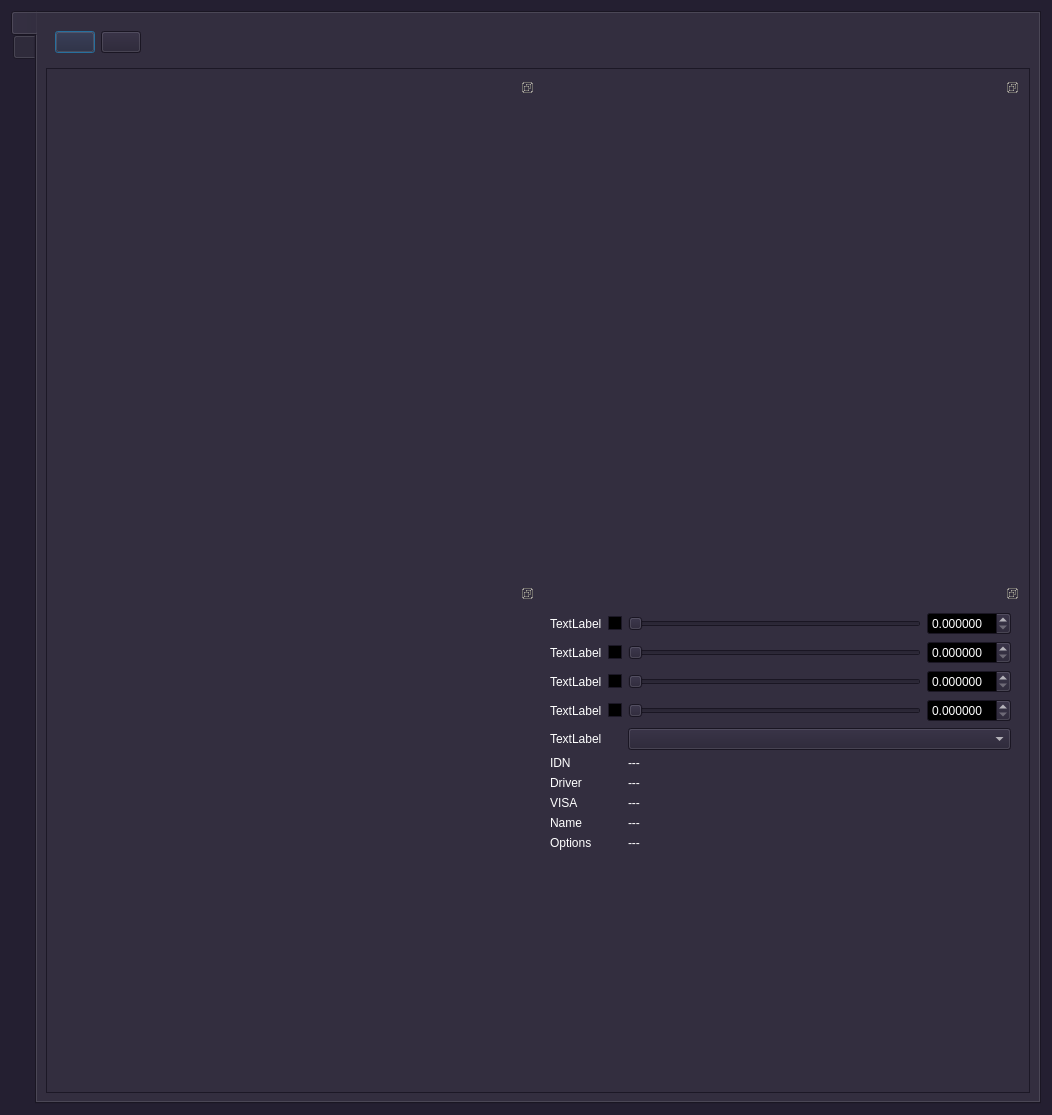
Before: the Qt Designer form app/ui/dashboard.ui in widev3/wide3, drawn with Qt 5.
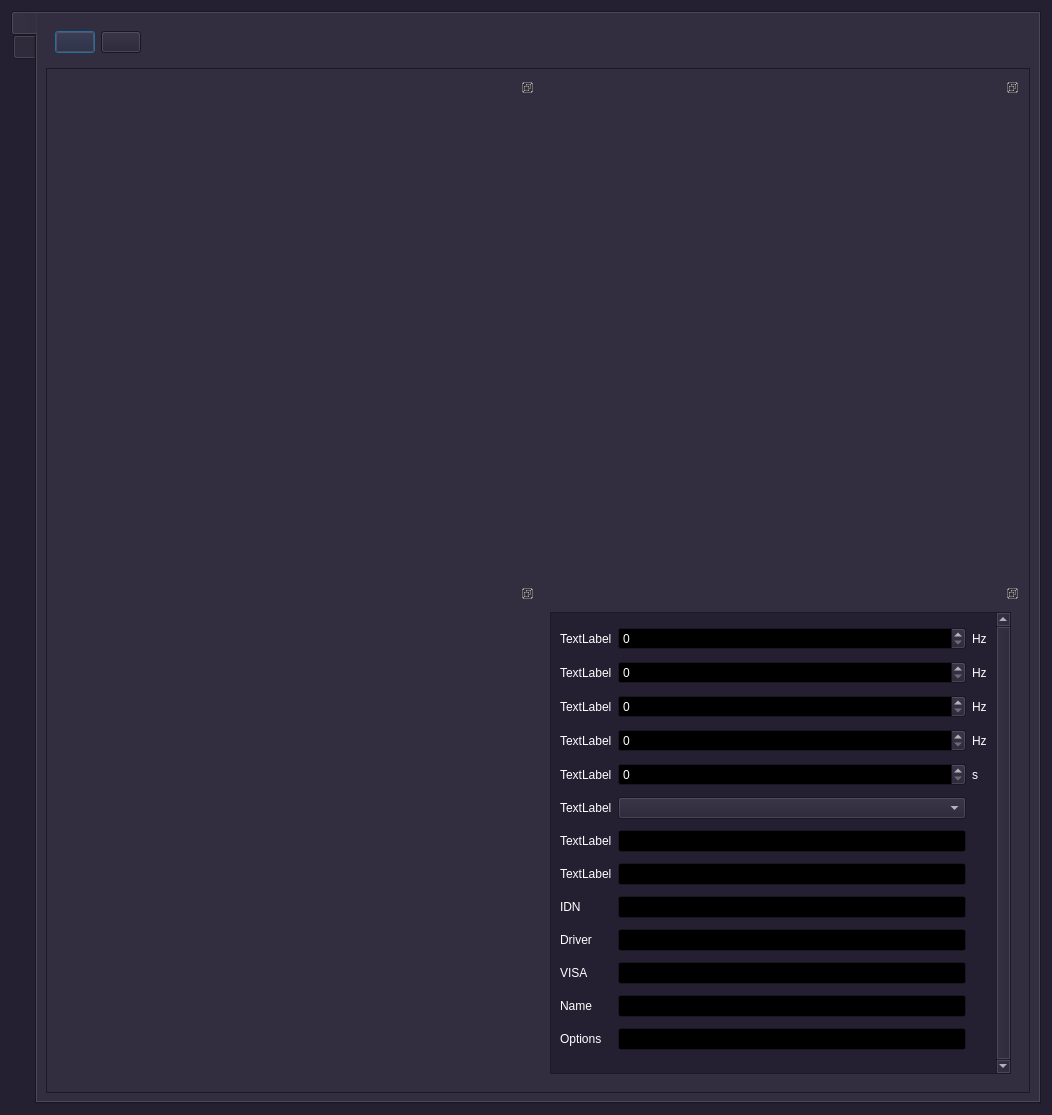
After: the same form once the commit is applied. The open tabs and pages were chosen to show the change.

Commit message: fix instr tab. start record and live

```diff
--- a/app/ui/dashboard.ui
+++ b/app/ui/dashboard.ui
@@ -591,216 +591,262 @@
             </widget>
            </widget>
           </item>
-          <item row="1" column="1" alignment="Qt::AlignmentFlag::AlignTop">
+          <item row="1" column="1">
            <widget class="QDockWidget" name="dockWidgetInstr">
             <property name="features">
              <set>QDockWidget::DockWidgetFeature::DockWidgetFloatable|QDockWidget::DockWidgetFeature::DockWidgetMovable</set>
             </property>
             <widget class="QWidget" name="dockWidgetContentsInstr">
              <layout class="QGridLayout" name="gridLayout_11">
-              <item row="3" column="1">
-               <widget class="QLabel" name="labelMin">
-                <property name="text">
-                 <string>TextLabel</string>
+              <item row="1" column="2">
+               <widget class="QScrollArea" name="scrollArea">
+                <property name="verticalScrollBarPolicy">
+                 <enum>Qt::ScrollBarPolicy::ScrollBarAlwaysOn</enum>
                 </property>
-               </widget>
-              </item>
-              <item row="2" column="1">
-               <widget class="QLabel" name="labelSpan">
+                <property name="widgetResizable">
+                 <bool>true</bool>
+                </property>
+                <widget class="QWidget" name="scrollAreaWidgetContents">
+                 <property name="geometry">
+                  <rect>
+                   <x>0</x>
+                   <y>0</y>
+                   <width>445</width>
+                   <height>459</height>
+                  </rect>
+                 </property>
+                 <layout class="QGridLayout" name="gridLayout_14">
+                  <item row="1" column="1">
+                   <widget class="QDoubleSpinBox" name="doubleSpinBoxSpan">
+                    <property name="decimals">
+                     <number>0</number>
+                    </property>
+                    <property name="maximum">
+                     <double>3000000000.000000000000000</double>
+                    </property>
+                   </widget>
+                  </item>
+                  <item row="6" column="0">
+                   <widget class="QLabel" name="labelStartTime">
                 <property name="text">
                  <string>TextLabel</string>
                 </property>
                </widget>
               </item>
-              <item row="0" column="5">
+                  <item row="0" column="1">
                <widget class="QDoubleSpinBox" name="doubleSpinBoxCenter">
                 <property name="decimals">
-                 <number>6</number>
-                </property>
-               </widget>
-              </item>
-              <item row="5" column="1">
-               <widget class="QLabel" name="labelOffsetsInstr">
+                     <number>0</number>
+                    </property>
+                    <property name="maximum">
+                     <double>3000000000.000000000000000</double>
+                    </property>
+                   </widget>
+                  </item>
+                  <item row="4" column="0">
+                   <widget class="QLabel" name="labelSweep">
                 <property name="text">
                  <string>TextLabel</string>
                 </property>
                </widget>
               </item>
-              <item row="4" column="2">
-               <widget class="QCheckBox" name="checkBoxMax">
+                  <item row="1" column="0">
+                   <widget class="QLabel" name="labelSpan">
                 <property name="text">
-                 <string/>
+                     <string>TextLabel</string>
                 </property>
                </widget>
               </item>
-              <item row="2" column="2">
-               <widget class="QCheckBox" name="checkBoxSpan">
+                  <item row="10" column="0">
+                   <widget class="QLabel" name="label_5">
                 <property name="text">
-                 <string/>
+                     <string>VISA</string>
                 </property>
                </widget>
               </item>
-              <item row="0" column="2">
-               <widget class="QCheckBox" name="checkBoxCenter">
-                <property name="text">
-                 <string/>
+                  <item row="12" column="1">
+                   <widget class="QLineEdit" name="lineEditOptions">
+                    <property name="readOnly">
+                     <bool>true</bool>
                 </property>
                </widget>
               </item>
-              <item row="7" column="4">
-               <widget class="QLabel" name="labelDriver">
+                  <item row="11" column="0">
+                   <widget class="QLabel" name="label_6">
                 <property name="text">
-                 <string>---</string>
+                     <string>Name</string>
                 </property>
                </widget>
               </item>
               <item row="10" column="1">
+                   <widget class="QLineEdit" name="lineEditVisa">
+                    <property name="readOnly">
+                     <bool>true</bool>
+                    </property>
+                   </widget>
+                  </item>
+                  <item row="11" column="1">
+                   <widget class="QLineEdit" name="lineEditName">
+                    <property name="readOnly">
+                     <bool>true</bool>
+                    </property>
+                   </widget>
+                  </item>
+                  <item row="3" column="0">
+                   <widget class="QLabel" name="labelMax">
+                    <property name="text">
+                     <string>TextLabel</string>
+                    </property>
+                   </widget>
+                  </item>
+                  <item row="12" column="0">
                <widget class="QLabel" name="label_7">
                 <property name="text">
                  <string>Options</string>
                 </property>
                </widget>
               </item>
-              <item row="0" column="4">
-               <widget class="QSlider" name="horizontalSliderCenter">
-                <property name="orientation">
-                 <enum>Qt::Orientation::Horizontal</enum>
-                </property>
-                <property name="tickInterval">
-                 <number>1</number>
-                </property>
-               </widget>
-              </item>
-              <item row="4" column="5">
-               <widget class="QDoubleSpinBox" name="doubleSpinBoxMax">
-                <property name="decimals">
-                 <number>6</number>
-                </property>
-               </widget>
-              </item>
-              <item row="3" column="5">
+                  <item row="2" column="1">
                <widget class="QDoubleSpinBox" name="doubleSpinBoxMin">
                 <property name="decimals">
-                 <number>6</number>
-                </property>
-               </widget>
-              </item>
-              <item row="6" column="4">
-               <widget class="QLabel" name="labelIDN">
-                <property name="text">
-                 <string>---</string>
+                     <number>0</number>
+                    </property>
+                    <property name="maximum">
+                     <double>3000000000.000000000000000</double>
                 </property>
                </widget>
               </item>
-              <item row="6" column="1">
-               <widget class="QLabel" name="label_3">
-                <property name="text">
-                 <string>IDN</string>
-                </property>
-               </widget>
-              </item>
-              <item row="2" column="5">
-               <widget class="QDoubleSpinBox" name="doubleSpinBoxSpan">
-                <property name="decimals">
-                 <number>6</number>
-                </property>
-               </widget>
-              </item>
-              <item row="7" column="1">
+                  <item row="9" column="0">
                <widget class="QLabel" name="label_4">
                 <property name="text">
                  <string>Driver</string>
                 </property>
                </widget>
               </item>
-              <item row="3" column="4">
-               <widget class="QSlider" name="horizontalSliderMin">
-                <property name="orientation">
-                 <enum>Qt::Orientation::Horizontal</enum>
-                </property>
-                <property name="tickInterval">
-                 <number>1</number>
+                  <item row="1" column="2">
+                   <widget class="QLabel" name="label_13">
+                    <property name="text">
+                     <string>Hz</string>
                 </property>
                </widget>
               </item>
               <item row="3" column="2">
-               <widget class="QCheckBox" name="checkBoxMin">
+                   <widget class="QLabel" name="label_15">
                 <property name="text">
-                 <string/>
+                     <string>Hz</string>
                 </property>
                </widget>
               </item>
-              <item row="0" column="1">
-               <widget class="QLabel" name="labelCenter">
-                <property name="text">
-                 <string>TextLabel</string>
-                </property>
-               </widget>
-              </item>
-              <item row="8" column="1">
-               <widget class="QLabel" name="label_5">
-                <property name="text">
-                 <string>VISA</string>
-                </property>
-               </widget>
-              </item>
-              <item row="2" column="4">
-               <widget class="QSlider" name="horizontalSliderSpan">
-                <property name="orientation">
-                 <enum>Qt::Orientation::Horizontal</enum>
-                </property>
-                <property name="tickInterval">
-                 <number>1</number>
+                  <item row="3" column="1">
+                   <widget class="QDoubleSpinBox" name="doubleSpinBoxMax">
+                    <property name="decimals">
+                     <number>0</number>
+                    </property>
+                    <property name="maximum">
+                     <double>3000000000.000000000000000</double>
                 </property>
                </widget>
               </item>
               <item row="9" column="1">
-               <widget class="QLabel" name="label_6">
+                   <widget class="QLineEdit" name="lineEditDriver">
+                    <property name="readOnly">
+                     <bool>true</bool>
+                    </property>
+                   </widget>
+                  </item>
+                  <item row="8" column="1">
+                   <widget class="QLineEdit" name="lineEditIDN">
+                    <property name="readOnly">
+                     <bool>true</bool>
+                    </property>
+                   </widget>
+                  </item>
+                  <item row="8" column="0">
+                   <widget class="QLabel" name="label_3">
                 <property name="text">
-                 <string>Name</string>
+                     <string>IDN</string>
+                    </property>
+                   </widget>
+                  </item>
+                  <item row="5" column="0">
+                   <widget class="QLabel" name="labelOffsetsInstr">
+                    <property name="text">
+                     <string>TextLabel</string>
+                    </property>
+                   </widget>
+                  </item>
+                  <item row="0" column="2">
+                   <widget class="QLabel" name="label_8">
+                    <property name="text">
+                     <string>Hz</string>
                 </property>
                </widget>
               </item>
               <item row="4" column="1">
-               <widget class="QLabel" name="labelMax">
+                   <widget class="QDoubleSpinBox" name="doubleSpinBoxSweep">
+                    <property name="decimals">
+                     <number>0</number>
+                    </property>
+                    <property name="maximum">
+                     <double>3000000000.000000000000000</double>
+                    </property>
+                   </widget>
+                  </item>
+                  <item row="0" column="0">
+                   <widget class="QLabel" name="labelCenter">
                 <property name="text">
                  <string>TextLabel</string>
                 </property>
                </widget>
               </item>
-              <item row="4" column="4">
-               <widget class="QSlider" name="horizontalSliderMax">
-                <property name="orientation">
-                 <enum>Qt::Orientation::Horizontal</enum>
-                </property>
-                <property name="tickInterval">
-                 <number>1</number>
-                </property>
-               </widget>
-              </item>
-              <item row="8" column="4">
-               <widget class="QLabel" name="labelVISA">
+                  <item row="6" column="1">
+                   <widget class="QLineEdit" name="lineEditStartTime">
+                    <property name="readOnly">
+                     <bool>true</bool>
+                    </property>
+                   </widget>
+                  </item>
+                  <item row="2" column="2">
+                   <widget class="QLabel" name="label_14">
                 <property name="text">
-                 <string>---</string>
+                     <string>Hz</string>
                 </property>
                </widget>
               </item>
-              <item row="9" column="4">
-               <widget class="QLabel" name="labelName">
+                  <item row="4" column="2">
+                   <widget class="QLabel" name="label_16">
                 <property name="text">
-                 <string>---</string>
+                     <string>s</string>
                 </property>
                </widget>
               </item>
-              <item row="10" column="4">
-               <widget class="QLabel" name="labelOptions">
-                <property name="text">
-                 <string>---</string>
-                </property>
-               </widget>
-              </item>
-              <item row="5" column="4" colspan="2">
+                  <item row="5" column="1">
                <widget class="QComboBox" name="comboBoxOffsetsInstr"/>
+                  </item>
+                  <item row="2" column="0">
+                   <widget class="QLabel" name="labelMin">
+                    <property name="text">
+                     <string>TextLabel</string>
+                    </property>
+                   </widget>
+                  </item>
+                  <item row="7" column="0">
+                   <widget class="QLabel" name="labelSlices">
+                    <property name="text">
+                     <string>TextLabel</string>
+                    </property>
+                   </widget>
+                  </item>
+                  <item row="7" column="1">
+                   <widget class="QLineEdit" name="lineEditSlices">
+                    <property name="readOnly">
+                     <bool>true</bool>
+                    </property>
+                   </widget>
+                  </item>
+                 </layout>
+                </widget>
+               </widget>
               </item>
              </layout>
             </widget>
```
Left out of the diff: 30 changed lines with no effect on the pictures. Lines whose indentation alone changed are shown as unchanged. The commit also changes 7 other files.
